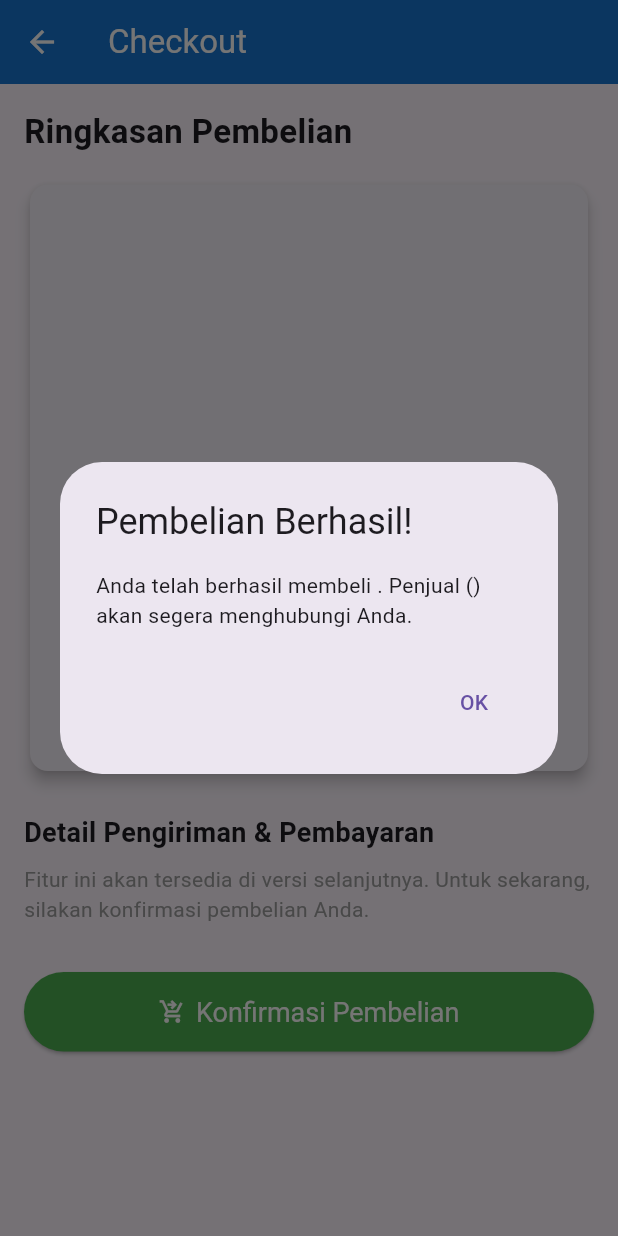
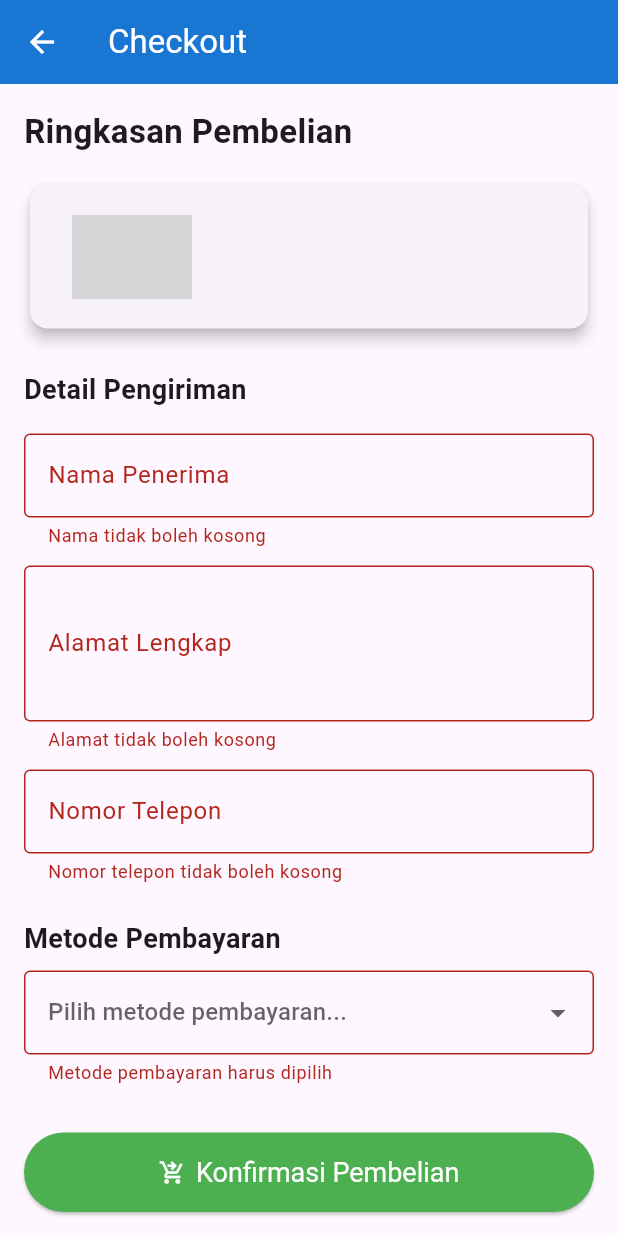
Before and after one commit to VhemasP/arosotomotif, a Flutter app: the CheckoutPage screen opened directly with empty values, after a tap on "Konfirmasi Pembelian", on a phone screen of 412 x 824 dp. Run offline on Flutter 3.47's test engine with Material 3 defaults, Android fonts, the phone set to English and light mode, and no system bars; our stand-ins replace flutter_rating_bar, font_awesome_flutter, shared_preferences; accounts and stored records are empty; network calls fail; grey boxes are pictures that could not be loaded.

Commit message:
marketplace4

```diff
--- a/lib/checkout_screen.dart
+++ b/lib/checkout_screen.dart
@@ -3,33 +3,42 @@ import 'package:provider/provider.dart';
 import 'model/listing.dart';
 import 'providers/marketplace_provider.dart';
 
-class CheckoutPage extends StatelessWidget {
+class CheckoutPage extends StatefulWidget {
   final Listing listing;
   const CheckoutPage({super.key, required this.listing});
 
-  void _confirmPurchase(BuildContext context) {
-    Provider.of<MarketplaceProvider>(context, listen: false).purchaseListing(listing);
+  @override
+  State<CheckoutPage> createState() => _CheckoutPageState();
+}
 
+class _CheckoutPageState extends State<CheckoutPage> {
+  final _formKey = GlobalKey<FormState>();
+  String? _selectedPaymentMethod;
+  final List<String> _paymentMethods = ['Transfer Bank', 'COD (Bayar di Tempat)', 'Dompet Digital'];
+
+  void _confirmPurchase() {
+    // Validasi form sebelum melanjutkan
+    if (_formKey.currentState!.validate()) {
+      Provider.of<MarketplaceProvider>(context, listen: false).purchaseListing(widget.listing);
 
       showDialog(
         context: context,
         barrierDismissible: false,
         builder: (BuildContext ctx) => AlertDialog(
           title: const Text('Pembelian Berhasil!'),
-        content: Text('Anda telah berhasil membeli ${listing.vehicle.nama}. Penjual (${listing.sellerEmail}) akan segera menghubungi Anda.'),
+          content: Text('Anda telah berhasil membeli ${widget.listing.vehicle.nama}. Penjual (${widget.listing.sellerEmail}) akan segera menghubungi Anda.'),
           actions: <Widget>[
             TextButton(
               onPressed: () {
-              // Kembali ke halaman marketplace (menutup checkout dan detail)
-              Navigator.of(ctx).pop(); // Tutup dialog
-              Navigator.of(context).pop(); // Tutup checkout
-              Navigator.of(context).pop(); // Tutup detail
+                Navigator.of(ctx).pop();
+                Navigator.of(context).popUntil((route) => route.isFirst);
               },
-            child: const Text('OK'),
+              child: const Text('Kembali ke Home'),
             ),
           ],
         ),
       );
+    }
   }
 
   @override
@@ -42,7 +51,27 @@ class CheckoutPage extends StatelessWidget {
       ),
       body: SingleChildScrollView(
         padding: const EdgeInsets.all(16.0),
+        child: Form(
+          key: _formKey,
           child: Column(
+            crossAxisAlignment: CrossAxisAlignment.start,
+            children: [
+              _buildSummaryCard(),
+              const SizedBox(height: 24),
+              _buildShippingDetails(),
+              const SizedBox(height: 24),
+              _buildPaymentMethod(),
+              const SizedBox(height: 32),
+            ],
+          ),
+        ),
+      ),
+      bottomNavigationBar: _buildConfirmButton(),
+    );
+  }
+
+  Widget _buildSummaryCard() {
+    return Column(
       crossAxisAlignment: CrossAxisAlignment.start,
       children: [
         const Text("Ringkasan Pembelian", style: TextStyle(fontSize: 22, fontWeight: FontWeight.bold)),
@@ -51,45 +80,73 @@ class CheckoutPage extends StatelessWidget {
           elevation: 4,
           child: Padding(
             padding: const EdgeInsets.all(12.0),
-                child: Column(
-                  children: [
-                    Image.network(listing.vehicle.imageUrl, height: 150),
-                    const SizedBox(height: 12),
-                    Text(listing.vehicle.nama, style: const TextStyle(fontSize: 20, fontWeight: FontWeight.w600)),
-                    const SizedBox(height: 8),
-                    ListTile(
-                      leading: const Icon(Icons.sell, color: Colors.grey),
-                      title: const Text('Harga'),
-                      trailing: Text(
-                        listing.vehicle.harga,
-                        style: TextStyle(fontSize: 18, color: Colors.blue.shade800, fontWeight: FontWeight.bold),
-                      ),
-                    ),
-                    ListTile(
-                      leading: const Icon(Icons.person, color: Colors.grey),
-                      title: const Text('Penjual'),
-                      trailing: Text(listing.sellerEmail),
-                    ),
-                    ListTile(
-                      leading: const Icon(Icons.location_pin, color: Colors.grey),
-                      title: const Text('Lokasi'),
-                      trailing: Text(listing.location),
-                    ),
-                  ],
+            child: ListTile(
+              leading: Image.network(widget.listing.vehicle.imageUrl, width: 80),
+              title: Text(widget.listing.vehicle.nama, style: const TextStyle(fontWeight: FontWeight.bold)),
+              subtitle: Text(
+                widget.listing.vehicle.harga,
+                style: TextStyle(fontSize: 16, color: Colors.blue.shade800, fontWeight: FontWeight.bold),
               ),
             ),
           ),
-            const SizedBox(height: 24),
-            // Di aplikasi nyata, di sini akan ada form alamat, metode pembayaran, dll.
-            // Untuk simulasi, kita langsung ke tombol konfirmasi.
-            const Text("Detail Pengiriman & Pembayaran", style: TextStyle(fontSize: 18, fontWeight: FontWeight.bold)),
+        ),
+      ],
+    );
+  }
+
+  Widget _buildShippingDetails() {
+    return Column(
+      crossAxisAlignment: CrossAxisAlignment.start,
+      children: [
+        const Text("Detail Pengiriman", style: TextStyle(fontSize: 18, fontWeight: FontWeight.bold)),
+        const SizedBox(height: 16),
+        TextFormField(
+          decoration: const InputDecoration(labelText: 'Nama Penerima', border: OutlineInputBorder()),
+          validator: (value) => value == null || value.isEmpty ? 'Nama tidak boleh kosong' : null,
+        ),
+        const SizedBox(height: 12),
+        TextFormField(
+          decoration: const InputDecoration(labelText: 'Alamat Lengkap', border: OutlineInputBorder()),
+          maxLines: 3,
+          validator: (value) => value == null || value.isEmpty ? 'Alamat tidak boleh kosong' : null,
+        ),
+        const SizedBox(height: 12),
+        TextFormField(
+          decoration: const InputDecoration(labelText: 'Nomor Telepon', border: OutlineInputBorder()),
+          keyboardType: TextInputType.phone,
+          validator: (value) => value == null || value.isEmpty ? 'Nomor telepon tidak boleh kosong' : null,
+        ),
+      ],
+    );
+  }
+
+  Widget _buildPaymentMethod() {
+    return Column(
+      crossAxisAlignment: CrossAxisAlignment.start,
+      children: [
+        const Text("Metode Pembayaran", style: TextStyle(fontSize: 18, fontWeight: FontWeight.bold)),
         const SizedBox(height: 8),
-            const Text("Fitur ini akan tersedia di versi selanjutnya. Untuk sekarang, silakan konfirmasi pembelian Anda.", style: TextStyle(color: Colors.grey)),
-            const SizedBox(height: 32),
-            SizedBox(
-              width: double.infinity,
+        DropdownButtonFormField<String>(
+          value: _selectedPaymentMethod,
+          hint: const Text('Pilih metode pembayaran...'),
+          decoration: const InputDecoration(border: OutlineInputBorder()),
+          items: _paymentMethods.map((String method) {
+            return DropdownMenuItem<String>(value: method, child: Text(method));
+          }).toList(),
+          onChanged: (String? newValue) {
+            setState(() { _selectedPaymentMethod = newValue; });
+          },
+          validator: (value) => value == null ? 'Metode pembayaran harus dipilih' : null,
+        ),
+      ],
+    );
+  }
+
+  Widget _buildConfirmButton() {
+    return Padding(
+      padding: const EdgeInsets.all(16.0),
       child: ElevatedButton.icon(
-                onPressed: () => _confirmPurchase(context),
+        onPressed: _confirmPurchase,
         icon: const Icon(Icons.shopping_cart_checkout),
         label: const Text('Konfirmasi Pembelian'),
         style: ElevatedButton.styleFrom(
@@ -99,10 +156,6 @@ class CheckoutPage extends StatelessWidget {
           textStyle: const TextStyle(fontSize: 18),
         ),
       ),
-            )
-          ],
-        ),
-      ),
     );
   }
 }
--- a/lib/providers/marketplace_provider.dart
+++ b/lib/providers/marketplace_provider.dart
@@ -1,20 +1,21 @@
-// lib/providers/marketplace_provider.dart
 import 'package:flutter/material.dart';
 import '../model/listing.dart';
 import '../model/item_list.dart';
 
 class MarketplaceProvider extends ChangeNotifier {
   final List<Listing> _listings = [];
+  final List<Listing> _soldItems = [];
 
   List<Listing> get listings => _listings;
+  List<Listing> get soldItems => _soldItems;
+  int get totalSales => _soldItems.length;
 
   MarketplaceProvider() {
-    // Data awal untuk contoh
     _listings.add(
         Listing(
           vehicle: vehicleList[0],
           sellerEmail: 'seller1@example.com',
-          description: 'Kondisi mulus, jarang dipakai. Servis rutin di dealer resmi.',
+          description: 'Kondisi mulus, jarang dipakai. Servis rutin.',
           location: 'Magetan',
           datePosted: DateTime.now().subtract(const Duration(days: 2)),
         )
@@ -23,7 +24,7 @@ class MarketplaceProvider extends ChangeNotifier {
         Listing(
           vehicle: vehicleList[2],
           sellerEmail: 'seller2@example.com',
-          description: 'Motor rawatan, surat-surat lengkap. Pajak hidup.',
+          description: 'Motor rawatan, surat-surat lengkap.',
           location: 'Surabaya',
           datePosted: DateTime.now().subtract(const Duration(days: 5)),
         )
@@ -35,8 +36,8 @@ class MarketplaceProvider extends ChangeNotifier {
     notifyListeners();
   }
 
-  // DITAMBAHKAN: Logika untuk membeli
   void purchaseListing(Listing listingToPurchase) {
+    _soldItems.add(listingToPurchase);
     _listings.removeWhere((listing) => listing.vehicle.nama == listingToPurchase.vehicle.nama && listing.sellerEmail == listingToPurchase.sellerEmail);
     notifyListeners();
   }
```
Also changed, not shown: lib/admin_screen.dart (added, +96 -0 lines), lib/auth_screen.dart (+28 -11 lines), lib/main_screen.dart (+34 -30 lines), lib/marketplace_screen.dart (+5 -21 lines), lib/model/user.dart (+5 -2 lines). Lines whose indentation alone changed are shown as unchanged.
